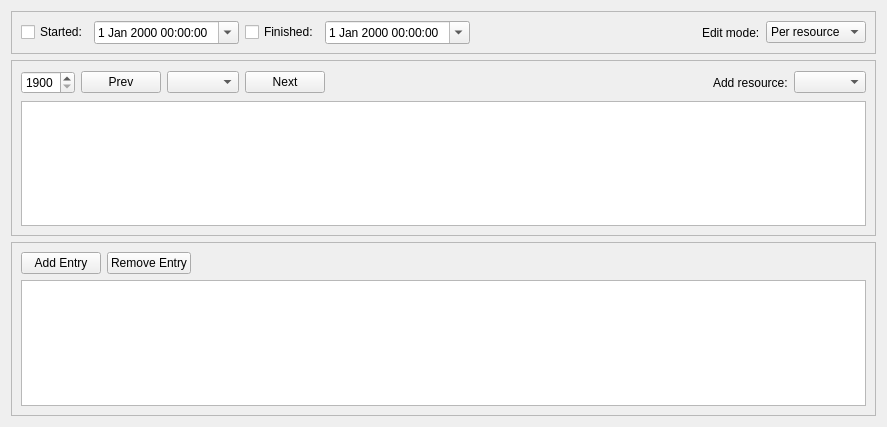
This is src/libs/ui/kpttaskprogresspanelbase.ui in KDE/calligraplan as Qt 5 draws it before an edit. The edited form follows.
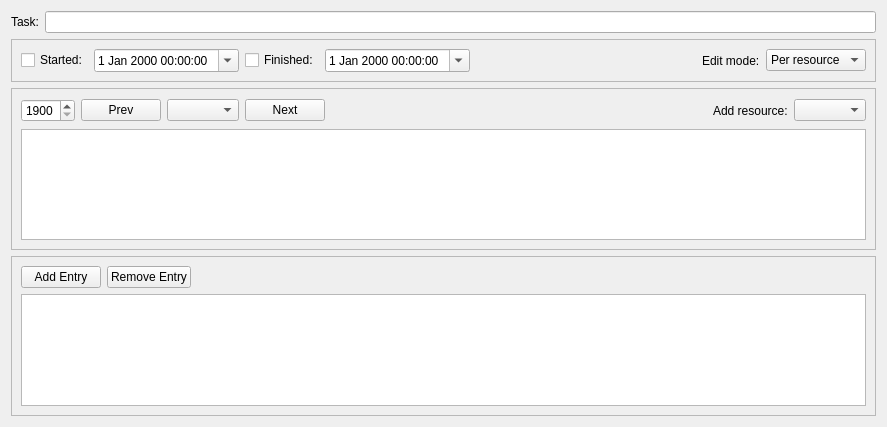
This is the edited form. Icons and pictures are not drawn. Custom widgets are drawn as their Qt base class.

Commit message: TaskProgressDialog: Add task name to dialog

The edit to the form file:
```diff
--- a/src/libs/ui/kpttaskprogresspanelbase.ui
+++ b/src/libs/ui/kpttaskprogresspanelbase.ui
@@ -12,6 +12,24 @@
    </rect>
   </property>
   <layout class="QVBoxLayout" name="verticalLayout_3">
+   <item>
+    <layout class="QHBoxLayout" name="horizontalLayout_5">
+     <item>
+      <widget class="QLabel" name="label_3">
+       <property name="text">
+        <string>Task:</string>
+       </property>
+      </widget>
+     </item>
+     <item>
+      <widget class="QLineEdit" name="taskName">
+       <property name="readOnly">
+        <bool>true</bool>
+       </property>
+      </widget>
+     </item>
+    </layout>
+   </item>
    <item>
     <widget class="QFrame" name="frame">
      <property name="frameShape">
```
The commit also changes 1 other file.
